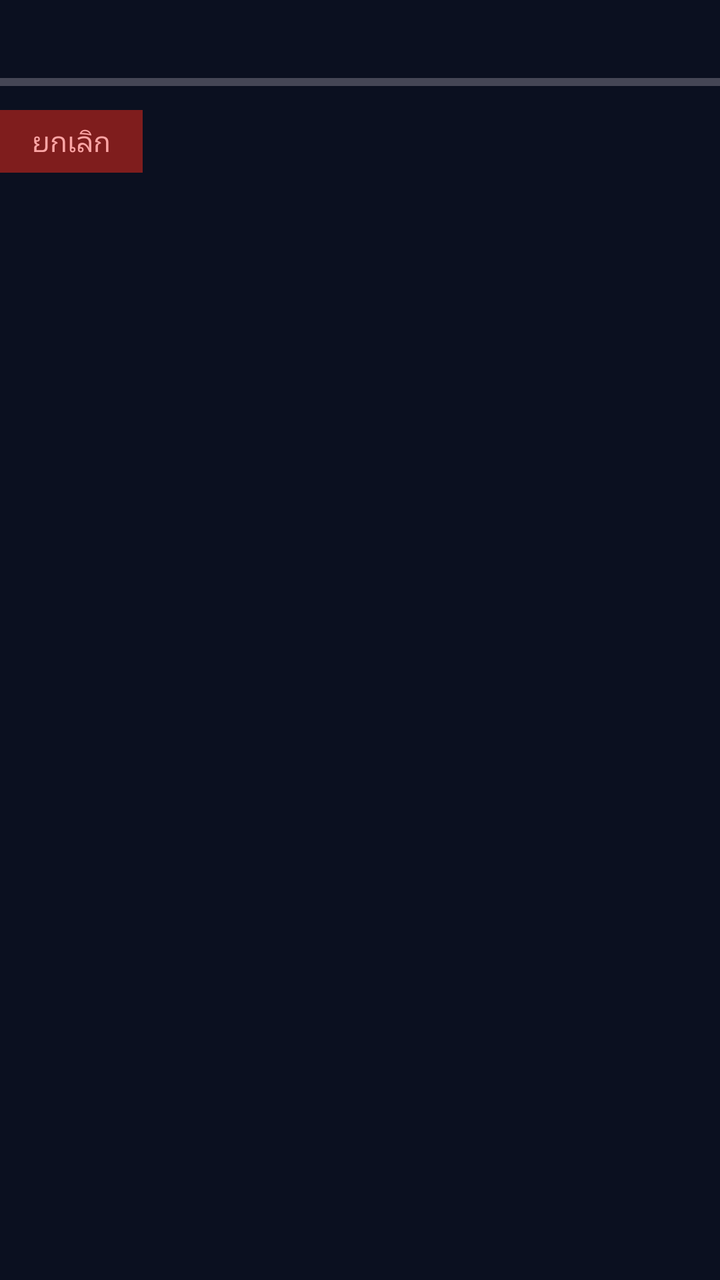
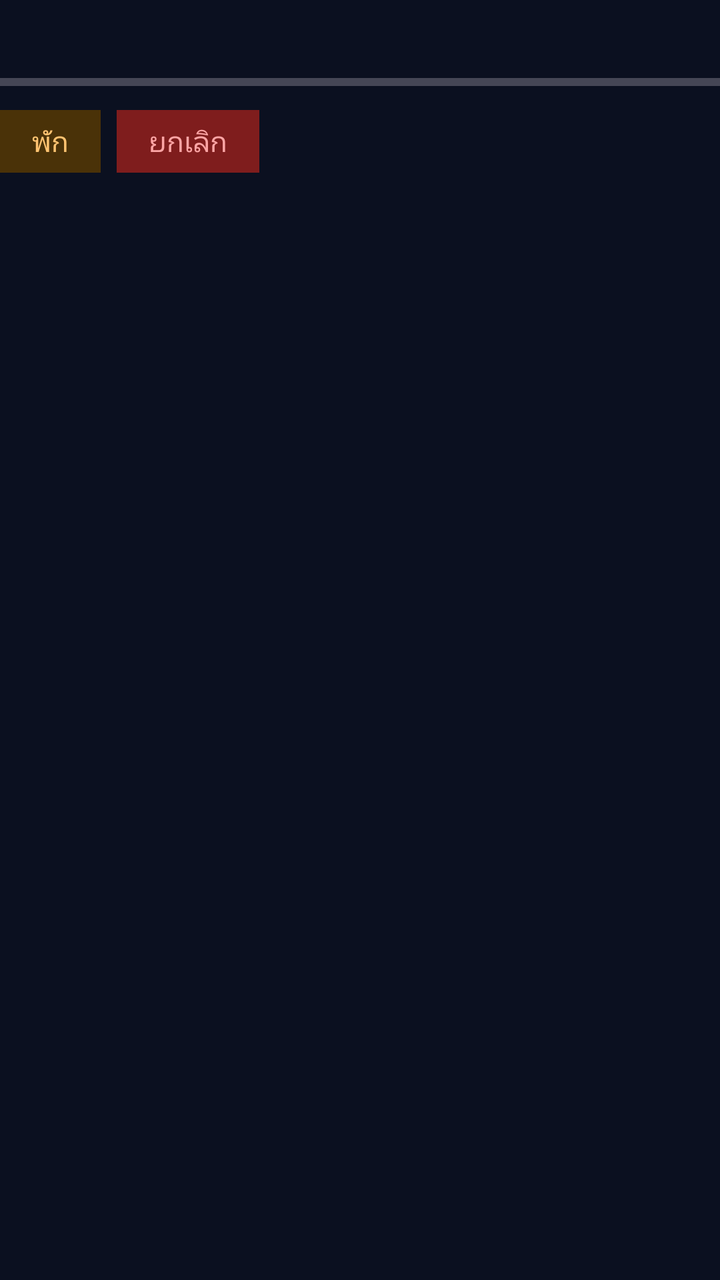

An Android layout rendered at two revisions. The XML below is the earlier revision; the diff shows what the commit changed to produce the second picture.
<!-- AndroidManifest.xml: application theme Theme.VDOGrabber -->
<!-- res/layout/item_download.xml -->
<?xml version="1.0" encoding="utf-8"?>
<LinearLayout xmlns:android="http://schemas.android.com/apk/res/android"
    android:layout_width="match_parent"
    android:layout_height="wrap_content"
    android:orientation="vertical"
    android:paddingVertical="10dp">

    <LinearLayout
        android:layout_width="match_parent"
        android:layout_height="wrap_content"
        android:orientation="horizontal"
        android:gravity="center_vertical">

        <TextView
            android:id="@+id/dLabel"
            android:layout_width="0dp"
            android:layout_height="wrap_content"
            android:layout_weight="1"
            android:textColor="#FFC371"
            android:textStyle="bold"
            android:textSize="14sp"
            android:maxLines="2"
            android:ellipsize="end" />

        <TextView
            android:id="@+id/dPct"
            android:layout_width="wrap_content"
            android:layout_height="wrap_content"
            android:layout_marginStart="10dp"
            android:textColor="#E8ECF4"
            android:textStyle="bold"
            android:textSize="14sp"
            android:minWidth="46sp"
            android:gravity="end" />
    </LinearLayout>

    <ProgressBar
        android:id="@+id/dBar"
        style="?android:attr/progressBarStyleHorizontal"
        android:layout_width="match_parent"
        android:layout_height="wrap_content"
        android:layout_marginTop="4dp"
        android:max="100"
        android:progressTint="#FF5F6D" />

    <TextView
        android:id="@+id/dCancel"
        android:layout_width="wrap_content"
        android:layout_height="wrap_content"
        android:layout_marginTop="6dp"
        android:background="#7f1d1d"
        android:paddingHorizontal="16dp"
        android:paddingVertical="6dp"
        android:text="@string/cancel"
        android:textColor="#FCA5A5" />
</LinearLayout>
<!-- resources referenced by this layout -->
<resources>
  <string name="cancel">ยกเลิก</string>
  <style name="Theme.VDOGrabber" parent="Theme.Material3.Dark.NoActionBar">
          <item name="colorPrimary">@color/accent</item>
          <item name="colorSecondary">@color/accent2</item>
          <item name="android:windowBackground">@color/bg</item>
          <item name="android:statusBarColor">@color/surface</item>
          <item name="android:navigationBarColor">@color/surface</item>
      </style>
  <color name="accent">#FF5F6D</color>
  <color name="accent2">#FFC371</color>
  <color name="bg">#0B1020</color>
  <color name="surface">#101830</color>
</resources>

<!-- the commit's change to res/layout/item_download.xml (unified diff, before → after) -->
@@ -43,14 +43,32 @@
         android:max="100"
         android:progressTint="#FF5F6D" />
 
-    <TextView
-        android:id="@+id/dCancel"
-        android:layout_width="wrap_content"
+    <LinearLayout
+        android:layout_width="match_parent"
         android:layout_height="wrap_content"
         android:layout_marginTop="6dp"
-        android:background="#7f1d1d"
-        android:paddingHorizontal="16dp"
-        android:paddingVertical="6dp"
-        android:text="@string/cancel"
-        android:textColor="#FCA5A5" />
+        android:orientation="horizontal">
+
+        
+        <TextView
+            android:id="@+id/dPause"
+            android:layout_width="wrap_content"
+            android:layout_height="wrap_content"
+            android:layout_marginEnd="8dp"
+            android:background="#4a3208"
+            android:paddingHorizontal="16dp"
+            android:paddingVertical="6dp"
+            android:text="@string/pause"
+            android:textColor="#FFC371" />
+
+        <TextView
+            android:id="@+id/dCancel"
+            android:layout_width="wrap_content"
+            android:layout_height="wrap_content"
+            android:background="#7f1d1d"
+            android:paddingHorizontal="16dp"
+            android:paddingVertical="6dp"
+            android:text="@string/cancel"
+            android:textColor="#FCA5A5" />
+    </LinearLayout>
 </LinearLayout>
<!-- resource entries referenced after the edit -->
@@ -1,6 +1,7 @@
 <!-- resources referenced by this layout -->
 <resources>
   <string name="cancel">ยกเลิก</string>
+  <string name="pause">พัก</string>
   <style name="Theme.VDOGrabber" parent="Theme.Material3.Dark.NoActionBar">
           <item name="colorPrimary">@color/accent</item>
           <item name="colorSecondary">@color/accent2</item>
